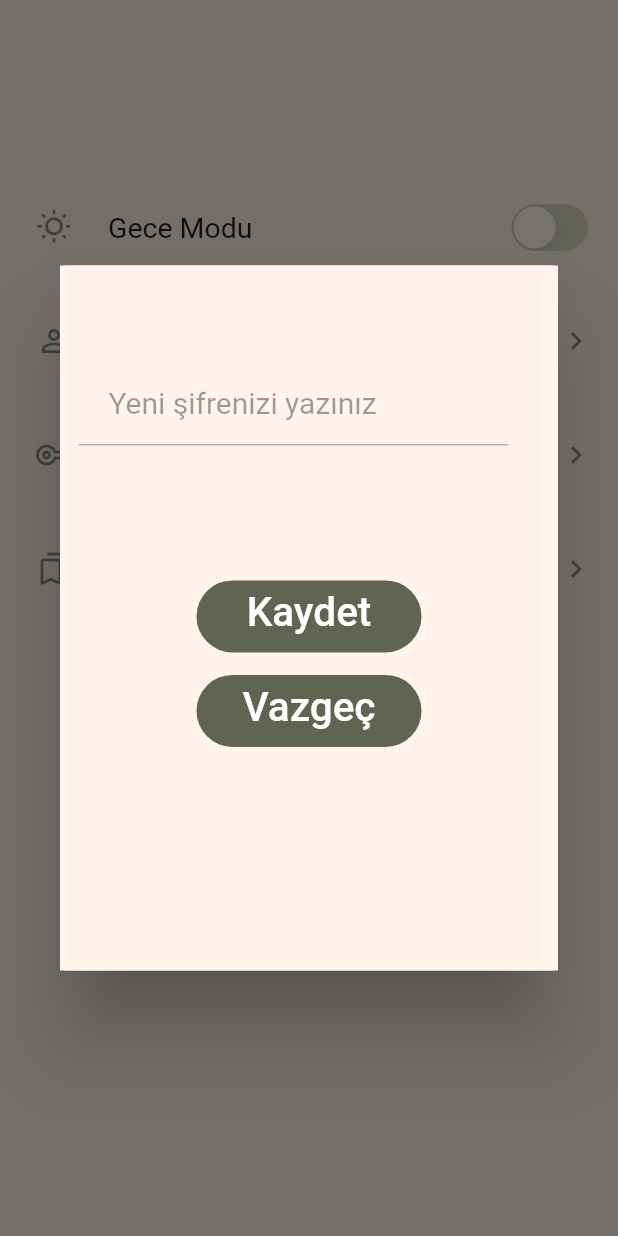
After one commit to tubakocabiyik0/cloths_app, a Flutter app: the SettingsPage screen opened directly, after a tap on "Şifre", on a phone screen of 412 x 824 dp. The commit adds this screen. Run offline on Flutter 3.47's test engine with Material 2 defaults, Android fonts, the phone set to English and light mode, and no system bars; our stand-ins replace dotted_border, fluttertoast, image_picker, shared_preferences, smooth_page_indicator; missing offline and left inert: ff_navigation_bar, flutter_animated_dialog, postgres, regexpattern; accounts and stored records are empty; Roboto replaces fonts that are missing (Zen).

Commit message:
errors fixed

```diff
--- a/lib/screens/settings_page.dart
+++ b/lib/screens/settings_page.dart
@@ -1,6 +1,6 @@
-
 import 'package:bitirme_projesi/screens/wardrobe_page.dart';
 import 'package:bitirme_projesi/viewmodel/settings_viewmodel.dart';
+import 'package:bitirme_projesi/widgets/alertDialog.dart';
 import 'package:bitirme_projesi/widgets/button.dart';
 import 'package:bitirme_projesi/widgets/colors.dart';
 import 'package:bitirme_projesi/widgets/listTile.dart';
@@ -20,6 +20,7 @@ class _SettingsPageState extends State<SettingsPage> {
   String userLocation;
   String userName;
   String oldMail;
+  String password;
   bool saved;
   final mailController = TextEditingController();
   final locationController = TextEditingController();
@@ -64,6 +65,15 @@ class _SettingsPageState extends State<SettingsPage> {
           title: "Hesap Bilgileri",
           trailing: Icon(Icons.navigate_next),
           leading_icon: Icon(Icons.person_outline_outlined),
+        ),
+        SizedBox(
+          height: 20,
+        ),
+        Listtile(
+          onTap: () => passwordAlert(width, height),
+          title: "Şifre",
+          trailing: Icon(Icons.navigate_next,),
+          leading_icon: Icon(Icons.vpn_key_outlined,),
         ),
         SizedBox(
           height: 20,
@@ -169,27 +179,21 @@ class _SettingsPageState extends State<SettingsPage> {
   }
 
   updateButton() {
-    return MyButton(
-      onPressed: () {
-        saveAll();
-      },
-      text: "Güncelle",
-    );
+    return MyButton(() {
+      saveAll();
+    }, "Güncelle", 150);
   }
 
   exitButton() {
-    return MyButton(
-      onPressed: () {
-        Navigator.pop(context);
-      },
-      text: "Vazgeç",
-    );
+    return MyButton(() {
+      Navigator.pop(context);
+    }, "Vazgeç", 150);
   }
 
   void getUserInfos() async {
     SharedPreferences sharedPreferences = await SharedPreferences.getInstance();
     setState(() {
-      oldMail=sharedPreferences.getString("userMail");
+      oldMail = sharedPreferences.getString("userMail");
       userMail = sharedPreferences.getString("userMail");
       userLocation = sharedPreferences.getString("user_location");
       userName = sharedPreferences.getString("user_name");
@@ -197,13 +201,58 @@ class _SettingsPageState extends State<SettingsPage> {
   }
 
   void saveAll() async {
+    saved = await SettingsViewModel().updateUser(
+        oldMail: oldMail,
+        mail: userMail,
+        name: userName,
+        location: userLocation);
+    if (saved = true) {
+      Fluttertoast.showToast(msg: "Güncellendi");
+    } else {
+      Fluttertoast.showToast(msg: "Güncelleme Yapılamadı");
+    }
+  }
 
-   saved = await SettingsViewModel().updateUser(oldMail: oldMail,mail: userMail,name: userName,location: userLocation);
-   if(saved=true){
-     Fluttertoast.showToast(msg: "Güncellendi");
-   }else{
-     Fluttertoast.showToast(msg: "Güncelleme Yapılamadı");
-   }
+  passwordAlert(double width, double height) {
+    var alert = MyAlertDialog(passwordBody(width, height));
+    showDialog(context: context, builder: (BuildContext context) => alert);
+  }
+  Widget passwordBody(double width, double height) {
+    return Column(
+      children: [
+        Padding(
+          padding: EdgeInsets.only(
+              top: height * 0.08, right: width * 0.08, left: width * 0.03),
+          child: TextForm(
+            labelText: "Yeni şifrenizi yazınız",
+            obscureText: false,
+            onChange: (newValue) {
+              setState(() {
+                password = newValue.toString();
+              });
+            },
+          ),
+        ),
+        SizedBox(
+          height: 90,
+        ),
+        MyButton(() {
+          updatePassword(password, oldMail);
+        }, "Kaydet", 150),
+        SizedBox(
+          height: 15,
+        ),
+        exitButton()
+      ],
+    );
+  }
 
+  void updatePassword(String password, String oldMail) async {
+    saved = await SettingsViewModel()
+        .updatePassword(oldMail: oldMail, password: password);
+    Navigator.pop(context);
+    saved == true
+        ? Fluttertoast.showToast(msg: "Şifreniz Güncellendi")
+        : Fluttertoast.showToast(msg: "Şifre güncellemesi başarısız");
   }
 }
--- a/lib/screens/wardrobe_page.dart
+++ b/lib/screens/wardrobe_page.dart
@@ -107,7 +107,6 @@ class _WardrobePageState extends State<WardrobePage> {
 
   Future<List<ImagesTable>> getData(String category) async {
     String userMail = await getUserMail();
-
     return await DbConnection().getCloths(userMail, category);
   }
 }
--- /dev/null
+++ b/lib/widgets/alertDialog.dart
@@ -0,0 +1,24 @@
+import 'package:flutter/cupertino.dart';
+import 'package:flutter/material.dart';
+
+import 'colors.dart';
+import 'colors.dart';
+
+class MyAlertDialog extends StatelessWidget{
+  Widget widget;
+
+  MyAlertDialog(this.widget);
+
+  @override
+  Widget build(BuildContext context) {
+    return Dialog(
+      child: Container(
+        color: lightColor,
+        width: 450,
+        height: 470,
+        child: widget,
+      ),
+    );
+  }
+
+}
--- a/lib/widgets/button.dart
+++ b/lib/widgets/button.dart
@@ -5,13 +5,14 @@ import 'package:flutter/material.dart';
 class MyButton extends StatelessWidget {
   Function onPressed;
   String text;
+  double width;
 
-  MyButton({this.onPressed, this.text});
+  MyButton(this.onPressed, this.text,this.width);
 
   @override
   Widget build(BuildContext context) {
     return Container(
-      width: 220,
+      width: width,
       decoration: BoxDecoration(
           borderRadius: BorderRadius.all(Radius.circular(24)), color: darkGreen),
       child: MaterialButton(
```
Also changed, not shown: lib/config/db.dart (+5 -5 lines), lib/controller/db_controller.dart (+31 -5 lines), lib/screens/photo_add_page.dart (+11 -14 lines), lib/screens/signup_page.dart (+3 -6 lines), lib/screens/signın_page.dart (+3 -5 lines), lib/viewmodel/settings_viewmodel.dart (+11 -0 lines).
